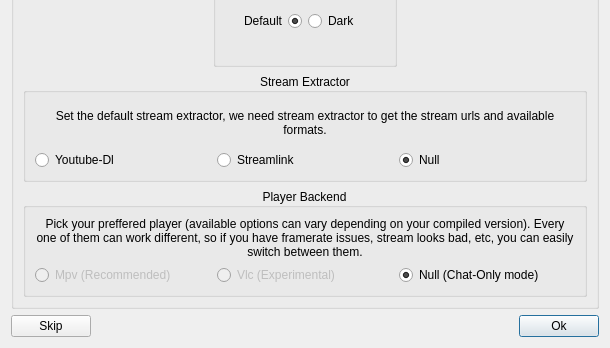
This is AYAYA/settings/quickstartdialog.ui in jkbz64/AYAYA as Qt 5 draws it before an edit; both pictures show x 0 to 610 and y 197 to 545 of the 610 by 545 pixel window. The edited form follows.
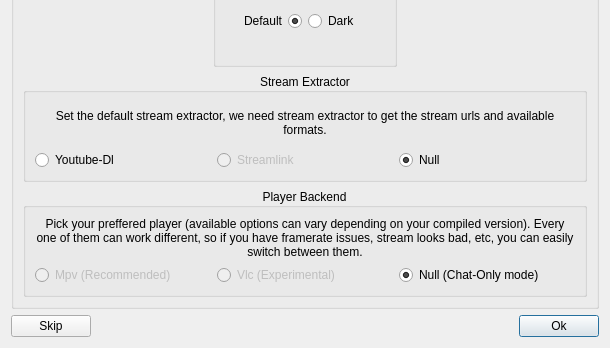
This is the edited form.

Patch:
```diff
--- a/AYAYA/settings/quickstartdialog.ui
+++ b/AYAYA/settings/quickstartdialog.ui
@@ -191,6 +191,9 @@
          </item>
          <item row="2" column="1">
           <widget class="QRadioButton" name="m_streamlinkRadioButton">
+           <property name="enabled">
+            <bool>false</bool>
+           </property>
            <property name="text">
             <string>Streamlink</string>
            </property>
```
